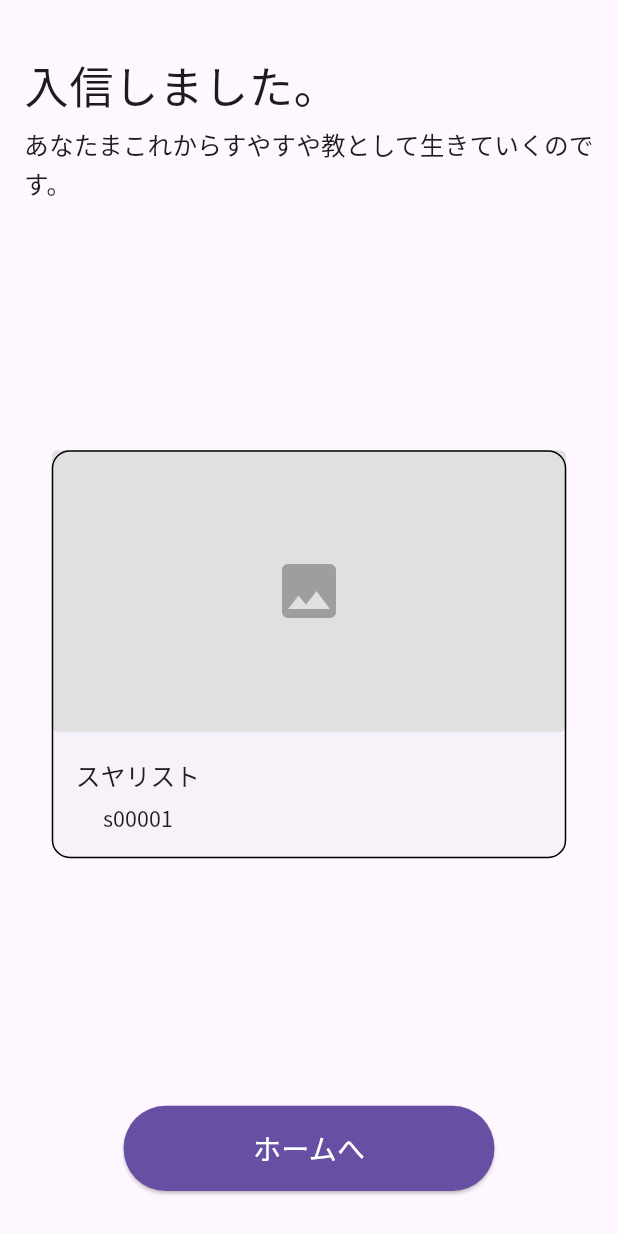
After one commit to Fukuoka-Flutter-Fanclub/hackathon_2024_app, a Flutter app: the CompletionPage screen opened by its route, on a phone screen of 412 x 824 dp. The commit adds this screen. Run offline on Flutter 3.47's test engine with Material 3 defaults, Android fonts, the phone set to English and light mode, and no system bars; our stand-ins replace flutter_dotenv, flutter_riverpod, flutter_screenutil, go_router, sentry_flutter, supabase_flutter; accounts and stored records are empty.

Commit message:
登録完了後画面の作成

```diff
--- /dev/null
+++ b/lib/features/auth/pages/completion_page.dart
@@ -0,0 +1,127 @@
+import 'package:flutter/material.dart';
+import 'package:go_router/go_router.dart';
+import 'package:tokyo_hakkason2024_app/core/widgets/buttons/custom_button.dart';
+import 'package:tokyo_hakkason2024_app/features/home/pages/home_page.dart';
+
+class CompletionPage extends StatefulWidget {
+  const CompletionPage({super.key});
+  static const String routeName = '/completion';
+
+  @override
+  State<CompletionPage> createState() => _CompletionPageState();
+}
+
+class _CompletionPageState extends State<CompletionPage> {
+  final _nameController = TextEditingController();
+  final _focusNode = FocusNode();
+  final bool _isLoading = false;
+
+  @override
+  Widget build(BuildContext context) {
+    final textTheme = Theme.of(context).textTheme;
+    return Focus(
+      focusNode: _focusNode,
+      child: Stack(
+        children: [
+          Scaffold(
+            body: SafeArea(
+              child: Padding(
+                padding:
+                    const EdgeInsets.symmetric(horizontal: 16, vertical: 30),
+                child: Column(
+                  mainAxisAlignment: MainAxisAlignment.spaceBetween,
+                  children: [
+                    Column(
+                      crossAxisAlignment: CrossAxisAlignment.start,
+                      children: [
+                        Text(
+                          "入信しました。",
+                          style: textTheme.headlineMedium,
+                        ),
+                        Text(
+                          "あなたまこれからすやすや教として生きていくのです。",
+                          style: textTheme.labelMedium,
+                        ),
+                      ],
+                    ),
+                    Card(
+                      elevation: 0,
+                      shape: RoundedRectangleBorder(
+                        borderRadius: BorderRadius.circular(12.0),
+                        side: const BorderSide(
+                          color: Colors.black,
+                          width: 1.0,
+                        ),
+                      ),
+                      child: Column(
+                        crossAxisAlignment: CrossAxisAlignment.start,
+                        children: [
+                          Container(
+                            height: 188,
+                            width: 343,
+                            decoration: BoxDecoration(
+                              color: Colors.grey.shade300,
+                              borderRadius: BorderRadius.circular(4.0),
+                            ),
+                            child: const Center(
+                              child: Icon(
+                                Icons.image,
+                                size: 48,
+                                color: Colors.grey,
+                              ),
+                            ),
+                          ),
+                          Padding(
+                            padding: const EdgeInsets.only(
+                                left: 16, top: 16, bottom: 16),
+                            child: Column(
+                              children: [
+                                Text(
+                                  "スヤリスト",
+                                  style: textTheme.bodyLarge,
+                                ),
+                                const SizedBox(height: 4),
+                                Text(
+                                  "s00001",
+                                  style: textTheme.bodyMedium,
+                                ),
+                              ],
+                            ),
+                          )
+                        ],
+                      ),
+                    ),
+                    CustomButton(
+                      width: 225,
+                      height: 56,
+                      type: ButtonType.primary,
+                      text: "ホームへ",
+                      textStyle: textTheme.labelLarge,
+                      onPressed: () => context.go(HomePage.routeName),
+                      isLoading: false,
+                    ),
+                  ],
+                ),
+              ),
+            ),
+          ),
+          if (_isLoading)
+            Container(
+              color: Colors.black54,
+              child: const Center(
+                child: CircularProgressIndicator(
+                  valueColor: AlwaysStoppedAnimation<Color>(Colors.white),
+                ),
+              ),
+            ),
+        ],
+      ),
+    );
+  }
+
+  @override
+  void dispose() {
+    _nameController.dispose();
+    super.dispose();
+  }
+}
--- a/lib/router.dart
+++ b/lib/router.dart
@@ -2,8 +2,8 @@ import 'package:flutter/material.dart';
 import 'package:flutter_riverpod/flutter_riverpod.dart';
 import 'package:go_router/go_router.dart';
 import 'package:tokyo_hakkason2024_app/core/providers/supabase_provider.dart';
+import 'package:tokyo_hakkason2024_app/features/auth/pages/completion_page.dart';
 import 'package:tokyo_hakkason2024_app/features/auth/pages/registration_page.dart';
-import 'package:tokyo_hakkason2024_app/features/auth/pages/signup_page.dart';
 import 'package:tokyo_hakkason2024_app/features/home/pages/home_page.dart';
 
 final routerProvider = Provider<GoRouter>((ref) {
@@ -38,15 +38,13 @@ final routerProvider = Provider<GoRouter>((ref) {
         },
       ),
       GoRoute(
-        path: SignupPage.routeName,
-        name: SignupPage.routeName,
-        pageBuilder: (context, state) {
-          return MaterialPage(
-            key: state.pageKey,
-            child: const SignupPage(),
-          );
-        },
-      ),
+          path: CompletionPage.routeName,
+          pageBuilder: (context, state) {
+            return MaterialPage(
+              key: state.pageKey,
+              child: const CompletionPage(),
+            );
+          }),
     ],
     errorPageBuilder: (context, state) => MaterialPage(
       key: state.pageKey,
```
Also changed, not shown: lib/features/auth/pages/signup_page.dart (deleted, +0 -123 lines).
